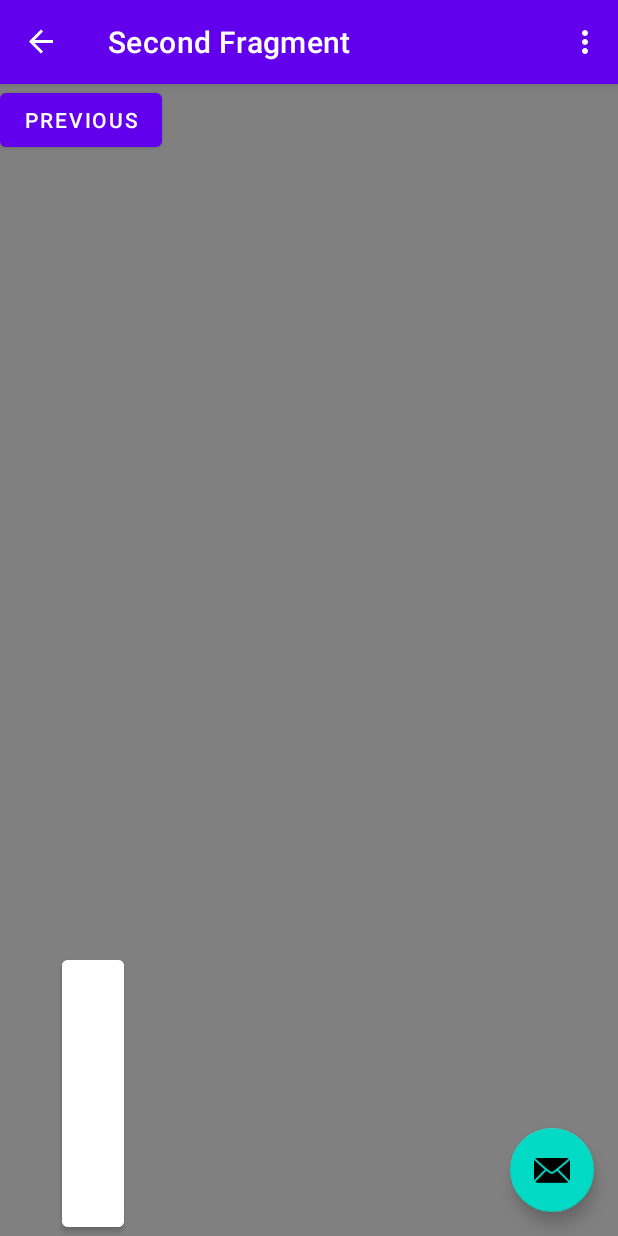
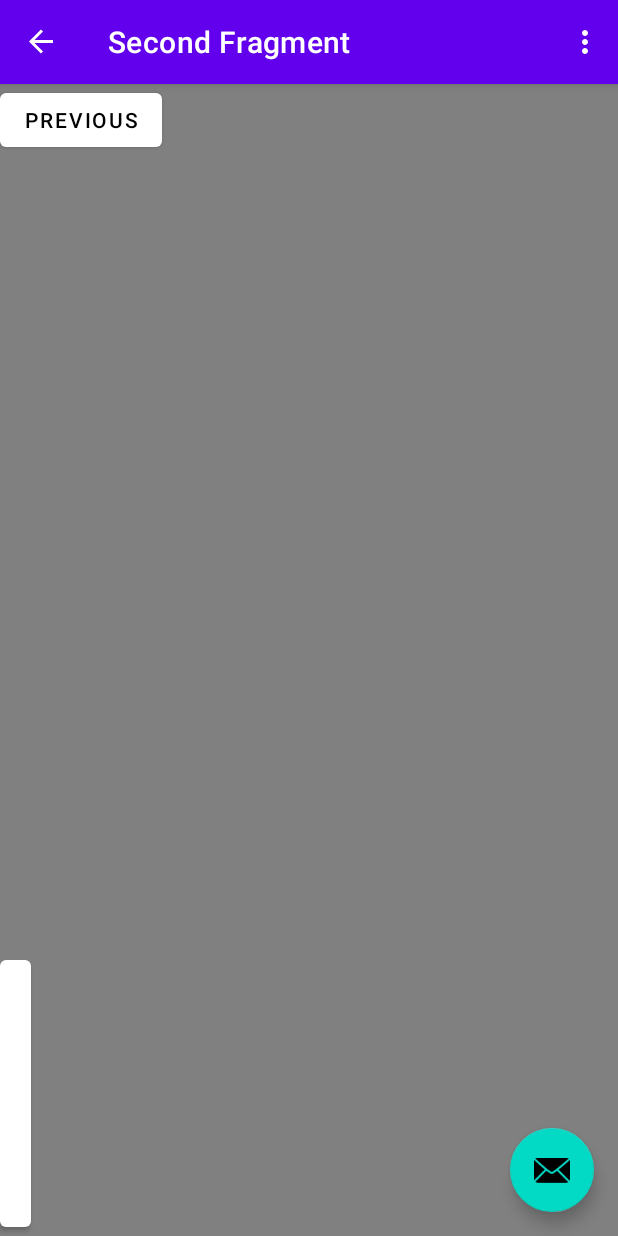
Before and after one commit to DavidRadberg/PitchTrainer, an Android app: the SecondFragment screen opened through its navigation route, on a phone screen of 412 x 824 dp. Run offline under Robolectric (Android 15) with nearby library versions, the phone set to English and light mode, and no system bars; our stand-ins replace navigation-ui.

Commit message:
adding constraints for keys and fixing button animation

```diff
--- a/app/src/main/res/layout/fragment_second.xml
+++ b/app/src/main/res/layout/fragment_second.xml
@@ -8,18 +8,151 @@
     tools:context=".SecondFragment">
 
     <androidx.constraintlayout.widget.Guideline
-        android:id="@+id/left_guideline"
+        android:id="@+id/guideline_00"
+        android:layout_width="wrap_content"
+        android:layout_height="wrap_content"
+        android:orientation="vertical"
+        app:layout_constraintGuide_percent=".0" />
+
+    <androidx.constraintlayout.widget.Guideline
+        android:id="@+id/guideline_05"
+        android:layout_width="wrap_content"
+        android:layout_height="wrap_content"
+        android:orientation="vertical"
+        app:layout_constraintGuide_percent=".05" />
+
+    <androidx.constraintlayout.widget.Guideline
+        android:id="@+id/guideline_10"
         android:layout_width="wrap_content"
         android:layout_height="wrap_content"
         android:orientation="vertical"
         app:layout_constraintGuide_percent=".10" />
 
     <androidx.constraintlayout.widget.Guideline
-        android:id="@+id/right_guideline"
+        android:id="@+id/guideline_15"
+        android:layout_width="wrap_content"
+        android:layout_height="wrap_content"
+        android:orientation="vertical"
+        app:layout_constraintGuide_percent=".15" />
+
+    <androidx.constraintlayout.widget.Guideline
+        android:id="@+id/guideline_20"
         android:layout_width="wrap_content"
         android:layout_height="wrap_content"
         android:orientation="vertical"
         app:layout_constraintGuide_percent=".20" />
+
+    <androidx.constraintlayout.widget.Guideline
+        android:id="@+id/guideline_25"
+        android:layout_width="wrap_content"
+        android:layout_height="wrap_content"
+        android:orientation="vertical"
+        app:layout_constraintGuide_percent=".25" />
+
+    <androidx.constraintlayout.widget.Guideline
+        android:id="@+id/guideline_30"
+        android:layout_width="wrap_content"
+        android:layout_height="wrap_content"
+        android:orientation="vertical"
+        app:layout_constraintGuide_percent=".30" />
+
+    <androidx.constraintlayout.widget.Guideline
+        android:id="@+id/guideline_35"
+        android:layout_width="wrap_content"
+        android:layout_height="wrap_content"
+        android:orientation="vertical"
+        app:layout_constraintGuide_percent=".35" />
+
+    <androidx.constraintlayout.widget.Guideline
+        android:id="@+id/guideline_40"
+        android:layout_width="wrap_content"
+        android:layout_height="wrap_content"
+        android:orientation="vertical"
+        app:layout_constraintGuide_percent=".40" />
+
+    <androidx.constraintlayout.widget.Guideline
+        android:id="@+id/guideline_45"
+        android:layout_width="wrap_content"
+        android:layout_height="wrap_content"
+        android:orientation="vertical"
+        app:layout_constraintGuide_percent=".45" />
+
+    <androidx.constraintlayout.widget.Guideline
+        android:id="@+id/guideline_50"
+        android:layout_width="wrap_content"
+        android:layout_height="wrap_content"
+        android:orientation="vertical"
+        app:layout_constraintGuide_percent=".50" />
+
+    <androidx.constraintlayout.widget.Guideline
+        android:id="@+id/guideline_55"
+        android:layout_width="wrap_content"
+        android:layout_height="wrap_content"
+        android:orientation="vertical"
+        app:layout_constraintGuide_percent=".55" />
+
+    <androidx.constraintlayout.widget.Guideline
+        android:id="@+id/guideline_60"
+        android:layout_width="wrap_content"
+        android:layout_height="wrap_content"
+        android:orientation="vertical"
+        app:layout_constraintGuide_percent=".60" />
+
+    <androidx.constraintlayout.widget.Guideline
+        android:id="@+id/guideline_65"
+        android:layout_width="wrap_content"
+        android:layout_height="wrap_content"
+        android:orientation="vertical"
+        app:layout_constraintGuide_percent=".65" />
+
+    <androidx.constraintlayout.widget.Guideline
+        android:id="@+id/guideline_70"
+        android:layout_width="wrap_content"
+        android:layout_height="wrap_content"
+        android:orientation="vertical"
+        app:layout_constraintGuide_percent=".70" />
+
+    <androidx.constraintlayout.widget.Guideline
+        android:id="@+id/guideline_75"
+        android:layout_width="wrap_content"
+        android:layout_height="wrap_content"
+        android:orientation="vertical"
+        app:layout_constraintGuide_percent=".75" />
+
+    <androidx.constraintlayout.widget.Guideline
+        android:id="@+id/guideline_80"
+        android:layout_width="wrap_content"
+        android:layout_height="wrap_content"
+        android:orientation="vertical"
+        app:layout_constraintGuide_percent=".80" />
+
+    <androidx.constraintlayout.widget.Guideline
+        android:id="@+id/guideline_85"
+        android:layout_width="wrap_content"
+        android:layout_height="wrap_content"
+        android:orientation="vertical"
+        app:layout_constraintGuide_percent=".85" />
+
+    <androidx.constraintlayout.widget.Guideline
+        android:id="@+id/guideline_90"
+        android:layout_width="wrap_content"
+        android:layout_height="wrap_content"
+        android:orientation="vertical"
+        app:layout_constraintGuide_percent=".90" />
+
+    <androidx.constraintlayout.widget.Guideline
+        android:id="@+id/guideline_95"
+        android:layout_width="wrap_content"
+        android:layout_height="wrap_content"
+        android:orientation="vertical"
+        app:layout_constraintGuide_percent=".95" />
+
+    <androidx.constraintlayout.widget.Guideline
+        android:id="@+id/guideline_100"
+        android:layout_width="wrap_content"
+        android:layout_height="wrap_content"
+        android:orientation="vertical"
+        app:layout_constraintGuide_percent="1.0" />
 
     <TextView
         android:id="@+id/textview_second"
@@ -43,10 +176,10 @@
         android:id="@+id/button2"
         android:layout_width="0dp"
         android:layout_height="190dp"
-        android:backgroundTint="@android:color/white"
+
         android:theme="@style/Button.White"
         app:layout_constraintBottom_toBottomOf="parent"
-        app:layout_constraintEnd_toStartOf="@+id/right_guideline"
-        app:layout_constraintLeft_toLeftOf="@+id/left_guideline"
-        app:layout_constraintStart_toStartOf="@+id/left_guideline" />
+        app:layout_constraintEnd_toStartOf="@+id/guideline_05"
+        app:layout_constraintLeft_toLeftOf="@+id/guideline_00"
+        app:layout_constraintStart_toStartOf="@+id/guideline_00" />
 </androidx.constraintlayout.widget.ConstraintLayout>
--- a/app/src/main/res/values/themes.xml
+++ b/app/src/main/res/values/themes.xml
@@ -20,7 +20,8 @@
     </style>
 
     <style name="Button.White" parent="ThemeOverlay.AppCompat">
-        <item name="colorAccent">@android:color/white</item>
+        <item name="colorPrimary">@android:color/white</item>
+        <item name="colorOnPrimary">@color/black</item>
     </style>
 
     <style name="Theme.PitchTrainer.AppBarOverlay" parent="ThemeOverlay.AppCompat.Dark.ActionBar" />
```
